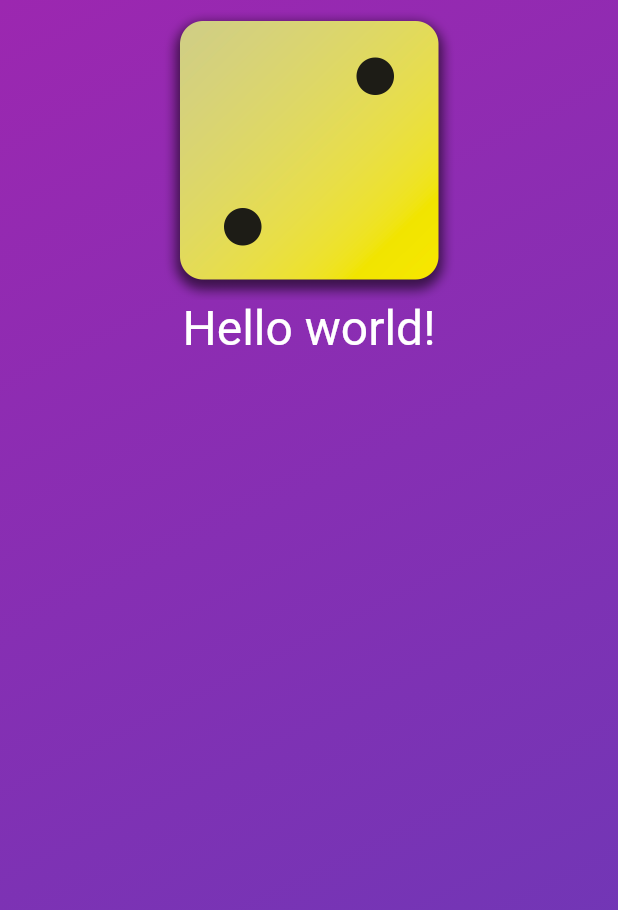
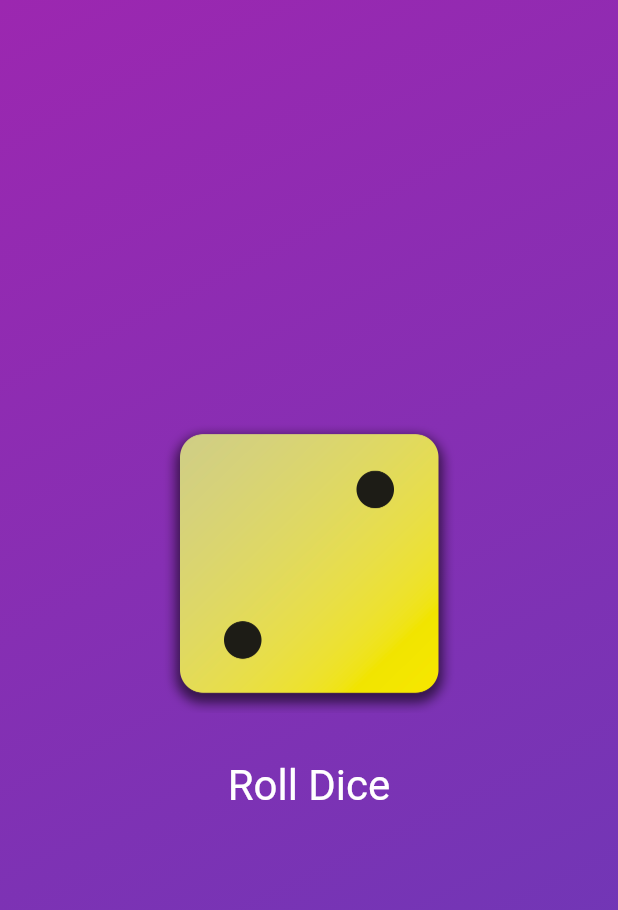
Before and after one commit to xzvw/flutter-dice-roller, a Flutter app: the screen it shows after launch, on a phone screen of 412 x 824 dp. Shown: the top 910 px of the screen. Run offline on Flutter 3.47's test engine with Material 2 defaults, Android fonts, the light colour scheme and no system bars.

Commit message:
Update styles

```diff
--- a/lib/gradient_container.dart
+++ b/lib/gradient_container.dart
@@ -6,6 +6,10 @@ const endAlignment = Alignment.bottomRight;
 
 class GradientContainer extends StatelessWidget {
   final List<Color> colors;
+
+  void onRollDice() {
+    // @todo
+  }
 
   const GradientContainer({
     required this.colors,
@@ -24,14 +28,25 @@ class GradientContainer extends StatelessWidget {
       ),
       child: Center(
         child: Column(
+          mainAxisSize: MainAxisSize.min,
           children: [
             Image.asset(
               'assets/images/dice-2.png',
               width: 200,
             ),
-            const StyledText(
-              'Hello world!',
+            const SizedBox(
+              height: 24,
             ),
+            TextButton(
+              onPressed: onRollDice,
+              style: TextButton.styleFrom(
+                foregroundColor: Colors.white,
+                textStyle: const TextStyle(
+                  fontSize: 28,
+                ),
+              ),
+              child: const Text('Roll Dice'),
+            )
           ],
         ),
       ),
```
